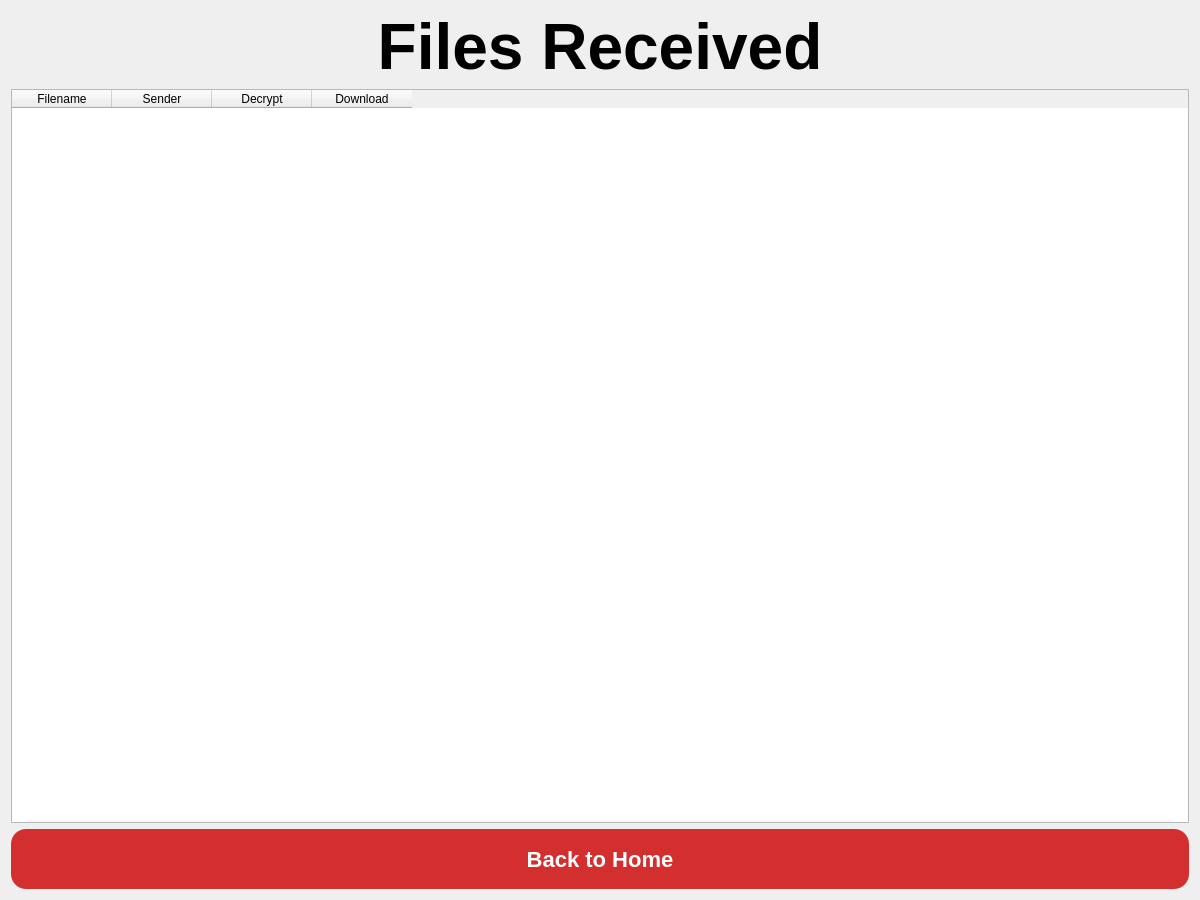
The window that FrontEnd/RecievedFiles/recievedfilespage.ui (Patrickwalsh33/EPICFileShareClient) describes before a commit, drawn with Qt 5.
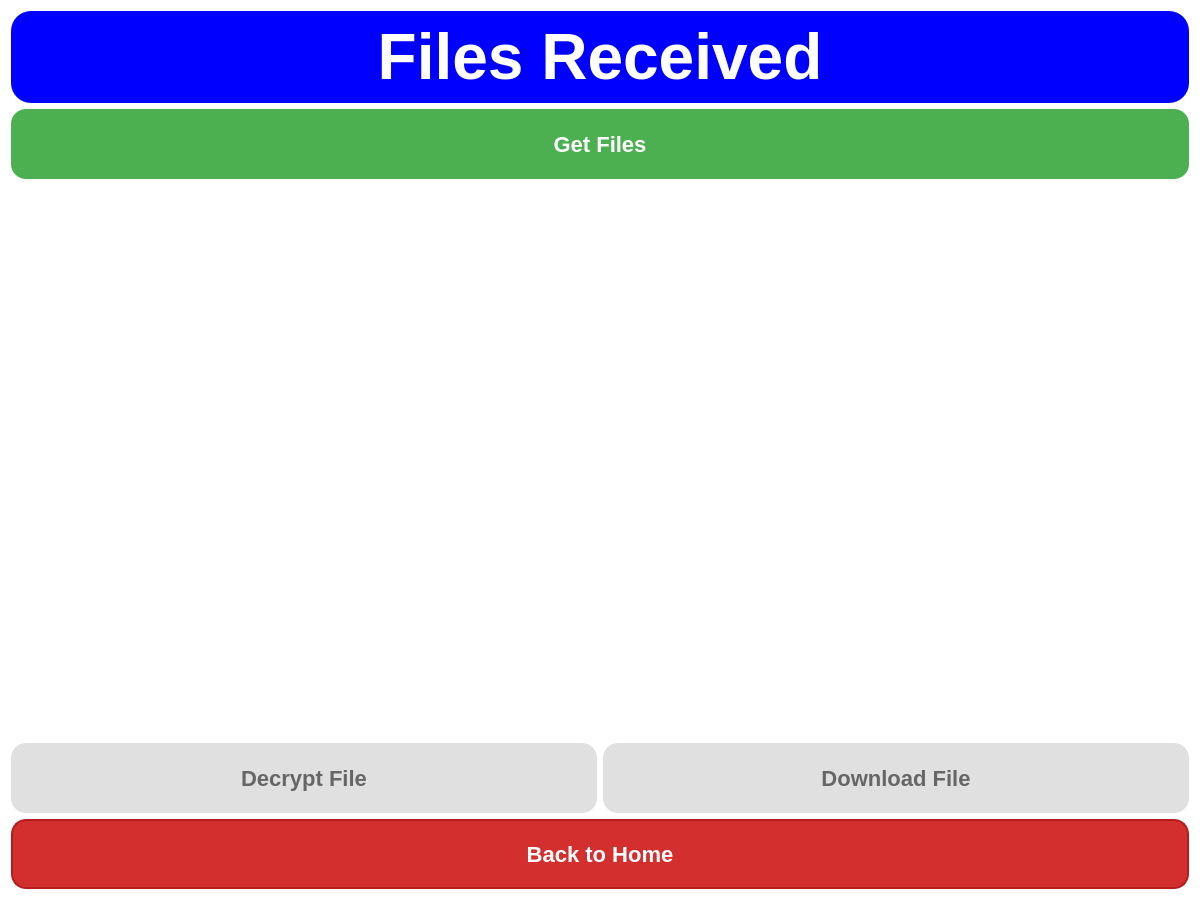
The same window after the commit.

Diff of the .ui file:
```diff
--- a/FrontEnd/RecievedFiles/recievedfilespage.ui
+++ b/FrontEnd/RecievedFiles/recievedfilespage.ui
@@ -13,6 +13,9 @@
   <property name="windowTitle">
    <string>Files Received</string>
   </property>
+  <property name="styleSheet">
+   <string notr="true">background-color: white;</string>
+  </property>
   <layout class="QVBoxLayout" name="verticalLayout">
    <item>
     <widget class="QLabel" name="titleLabel">
@@ -25,42 +28,133 @@
        <bold>true</bold>
       </font>
      </property>
+     <property name="styleSheet">
+      <string notr="true">background-color: blue; color: white; border-radius: 20px; padding: 10px;</string>
+     </property>
      <property name="alignment">
       <set>Qt::AlignCenter</set>
      </property>
     </widget>
    </item>
    <item>
-    <!-- put get method here to display all the files received -->
-    <widget class="QTableWidget" name="filesTable">
-     <property name="columnCount">
-      <number>4</number>
+    <widget class="QPushButton" name="getFilesButton">
+     <property name="text">
+      <string>Get Files</string>
      </property>
-     <property name="rowCount">
-      <number>0</number>
+     <property name="minimumSize">
+      <size>
+       <width>300</width>
+       <height>70</height>
+      </size>
      </property>
-     <column>
-      <property name="text">
-       <string>Filename</string>
+     <property name="font">
+      <font>
+       <pointsize>22</pointsize>
+       <bold>true</bold>
+      </font>
+     </property>
+     <property name="styleSheet">
+      <string notr="true">color: white; background-color: #4CAF50; border: none; border-radius: 15px; font-size: 22px;</string>
+     </property>
+    </widget>
+   </item>
+   <item>
+    <widget class="QScrollArea" name="fileScrollArea">
+     <property name="minimumSize">
+      <size>
+       <width>0</width>
+       <height>400</height>
+      </size>
+     </property>
+     <property name="widgetResizable">
+      <bool>true</bool>
+     </property>
+     <property name="styleSheet">
+      <string notr="true">border: none; background-color: transparent;</string>
+     </property>
+     <widget class="QWidget" name="scrollAreaWidgetContents">
+      <property name="geometry">
+       <rect>
+        <x>0</x>
+        <y>0</y>
+        <width>1176</width>
+        <height>400</height>
+       </rect>
       </property>
-     </column>
-     <column>
-      <property name="text">
-       <string>Sender</string>
-      </property>
-     </column>
-     <column>
-      <property name="text">
-       <string>Decrypt</string>
-      </property>
-     </column>
-     <column>
-      <property name="text">
-       <string>Download</string>
-      </property>
-     </column>
+      <layout class="QVBoxLayout" name="verticalLayout_2">
+       <property name="spacing">
+        <number>10</number>
+       </property>
+       <property name="leftMargin">
+        <number>0</number>
+       </property>
+       <property name="topMargin">
+        <number>0</number>
+       </property>
+       <property name="rightMargin">
+        <number>0</number>
+       </property>
+       <property name="bottomMargin">
+        <number>0</number>
+       </property>
+      </layout>
+     </widget>
     </widget>
    </item>
+   <item>
+    <layout class="QHBoxLayout" name="horizontalLayout">
+     <item>
+      <widget class="QPushButton" name="decryptButton">
+       <property name="text">
+        <string>Decrypt File</string>
+       </property>
+       <property name="minimumSize">
+        <size>
+         <width>250</width>
+         <height>70</height>
+        </size>
+       </property>
+       <property name="font">
+        <font>
+         <pointsize>22</pointsize>
+         <bold>true</bold>
+        </font>
+       </property>
+       <property name="styleSheet">
+        <string notr="true">color: #666666; background-color: #e0e0e0; border: none; border-radius: 15px; font-size: 22px;</string>
+       </property>
+       <property name="enabled">
+        <bool>false</bool>
+       </property>
+      </widget>
+     </item>
+     <item>
+      <widget class="QPushButton" name="downloadButton">
+       <property name="text">
+        <string>Download File</string>
+       </property>
+       <property name="minimumSize">
+        <size>
+         <width>250</width>
+         <height>70</height>
+        </size>
+       </property>
+       <property name="font">
+        <font>
+         <pointsize>22</pointsize>
+         <bold>true</bold>
+        </font>
+       </property>
+       <property name="styleSheet">
+        <string notr="true">color: #666666; background-color: #e0e0e0; border: none; border-radius: 15px; font-size: 22px;</string>
+       </property>
+       <property name="enabled">
+        <bool>false</bool>
+       </property>
+      </widget>
+     </item>
+    </layout>
+   </item>
    <item>
     <widget class="QPushButton" name="backButton">
      <property name="text">
@@ -69,11 +163,17 @@
      <property name="minimumSize">
       <size>
        <width>150</width>
-       <height>60</height>
+       <height>70</height>
       </size>
      </property>
+     <property name="font">
+        <font>
+         <pointsize>22</pointsize>
+         <bold>true</bold>
+        </font>
+       </property>
      <property name="styleSheet">
-      <string notr="true">color: white; background-color: #D32F2F; border-radius: 15px; font-size: 22px; font-weight: bold;</string>
+      <string notr="true">background-color: #D32F2F; color: white; border: 2px solid #B71C1C; border-radius: 15px; padding: 10px; font-weight: bold; font-size: 22px;</string>
      </property>
     </widget>
    </item>
```
